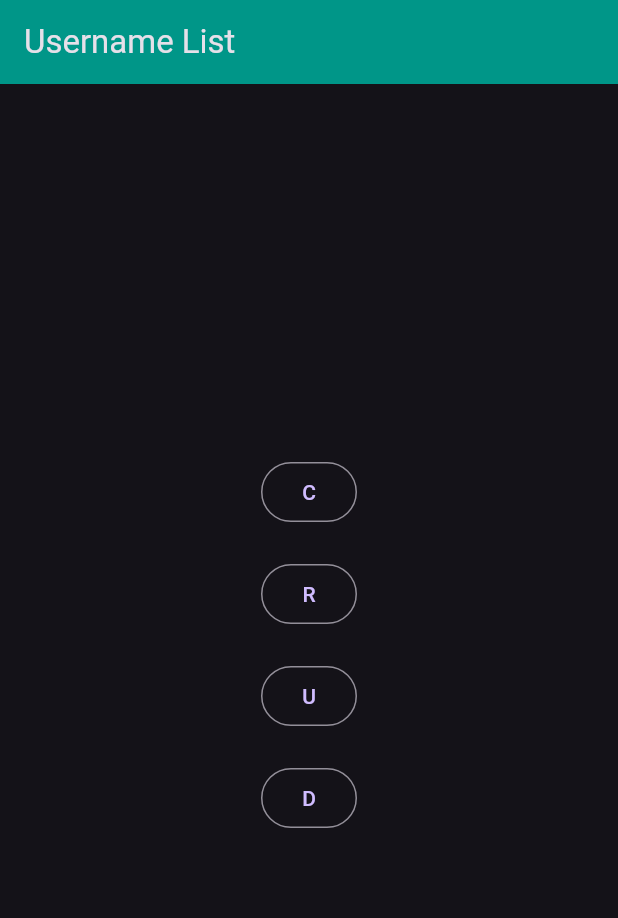
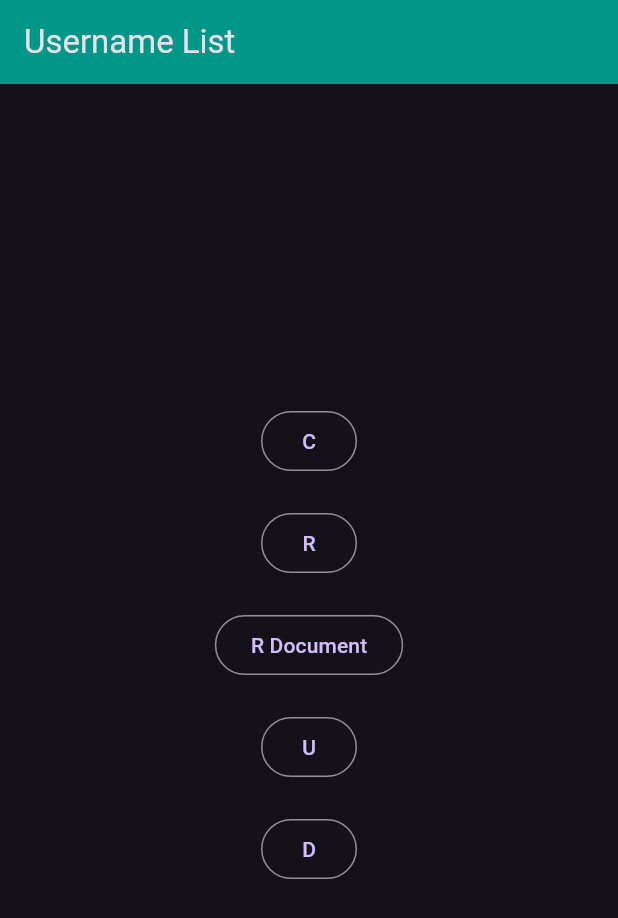
Before and after one commit to ciinamon/training, a Flutter app: the screen it shows after launch, on a phone screen of 412 x 824 dp. Shown: the top 918 px of the screen. Run offline on Flutter 3.47's test engine with Material 3 defaults, Android fonts, the phone set to English and light mode, and no system bars; our stand-ins replace cloud_firestore, firebase_core; accounts and stored records are empty.

Commit message:
7: make read document

```diff
--- a/lib/home.dart
+++ b/lib/home.dart
@@ -29,6 +29,12 @@ class Home extends StatelessWidget {
             const SizedBox(height: 20),
             OutlinedButton(
                 onPressed: () async {
+                  await FirebaseFirestore.instance.collection('username').doc('abc').get();
+                },
+                child: const Text('R Document')),
+            const SizedBox(height: 20),
+            OutlinedButton(
+                onPressed: () async {
                   await FirebaseFirestore.instance.collection('username').doc('abc').update({'nama': 'fellisa new'});
                 },
                 child: const Text('U')),
```
